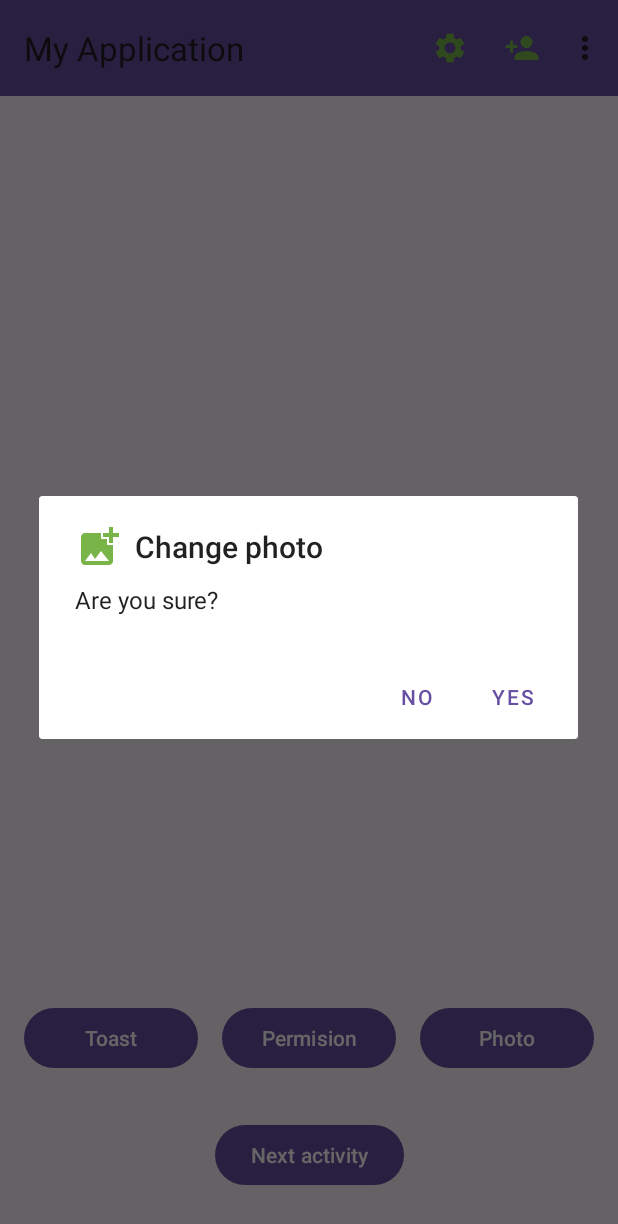
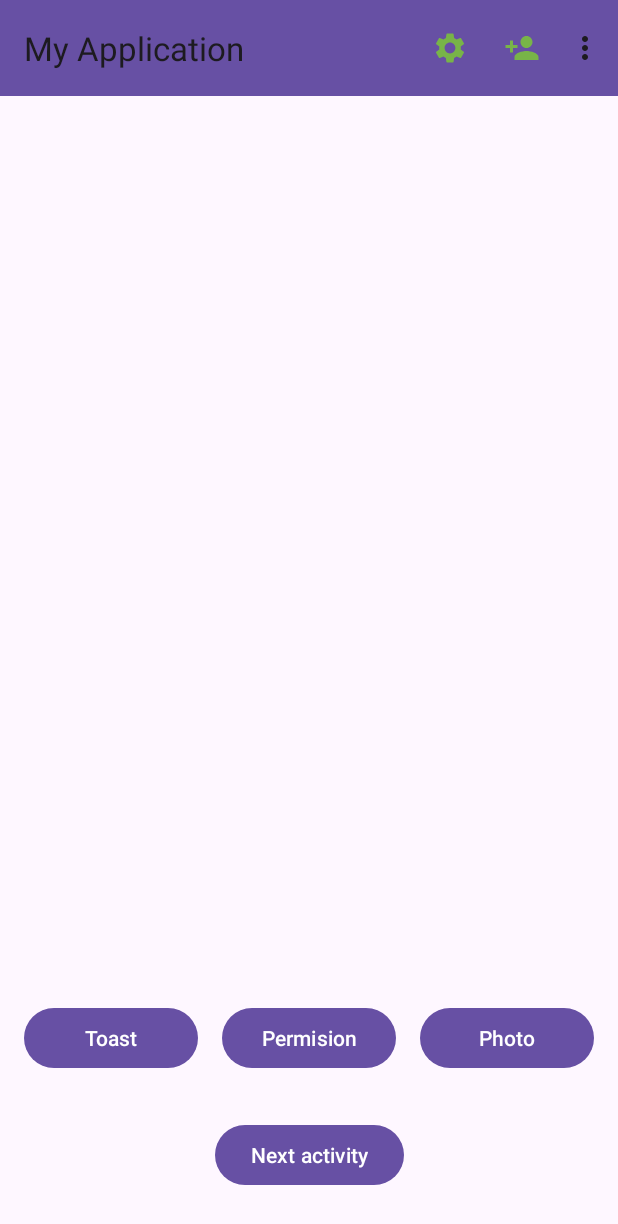
Before and after one commit to ignatiysss/first_last_name, an Android app: the SmthActivity screen opened directly, with no data from a screen before it, after a tap on "Photo", on a phone screen of 412 x 824 dp. Shown: the top 1224 px of the screen. Run offline under Robolectric (Android 15) with nearby library versions, the phone set to English and light mode, and no system bars.

Commit message:
some change and add flowers

```diff
--- a/app/src/main/java/com/example/myapplication/SmthActivity.kt
+++ b/app/src/main/java/com/example/myapplication/SmthActivity.kt
@@ -48,8 +48,11 @@ class SmthActivity : AppCompatActivity() {
             requestPermission()
         }
 
-        findViewById<Button>(R.id.buttonSmthAChangePhoto).setOnClickListener {
-            AlertDialog.Builder(this)
+        val optionsForSingleChoiceDialog = arrayOf("Leave default",
+            "Choose between most useful",
+        "Choose by your self")
+
+            val chooseByYourSelf = AlertDialog.Builder(this)
                 .setTitle("Change photo")
                 .setMessage("Are you sure?")
                 .setIcon(R.drawable.baseline_add_photo_alternate_24)
@@ -61,7 +64,21 @@ class SmthActivity : AppCompatActivity() {
                 }
                 .setNegativeButton("No") {_, _ ->
                     Toast.makeText(this, "Ok :)", Toast.LENGTH_LONG).show()
-                }.show()
+                }.create()
+
+        val intentForSingleChoiceSmthAPhoto = Intent(Intent.ACTION_SEND)
+        intentForSingleChoiceSmthAPhoto.type = "image/*"
+
+        val singleChoiceForSmthAPhoto = androidx.appcompat.app.AlertDialog.Builder(this)
+            .setTitle("Choose blya yak ya zaibavsia")
+            .setSingleChoiceItems(optionsForSingleChoiceDialog, 0) {dialogInteface, i ->
+                when (i) {
+                    0 -> Intent(Intent.ACTION_SEND).putExtra(Intent.EXTRA_STREAM, "app/src/main/res/drawable/STFlowers.png")
+                }
+            }
+
+        findViewById<Button>(R.id.buttonSmthAChangePhoto).setOnClickListener {
+
         }
 
         findViewById<Button>(R.id.buttonSmthANextA).setOnClickListener {
```
Also changed, not shown: app/src/main/res/drawable/STFlowers.png (added).
